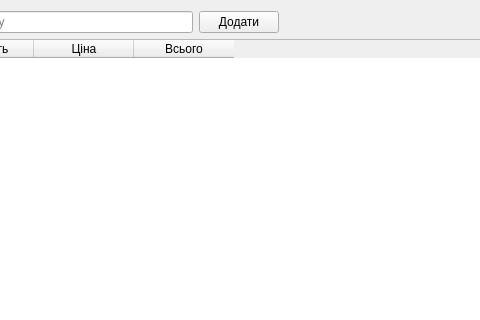
Above: sellform.ui from shaman1313/plutos before the change; both pictures show x 178 to 658 and y 0 to 320 of the 855 by 526 pixel window. Below: the same form after it.
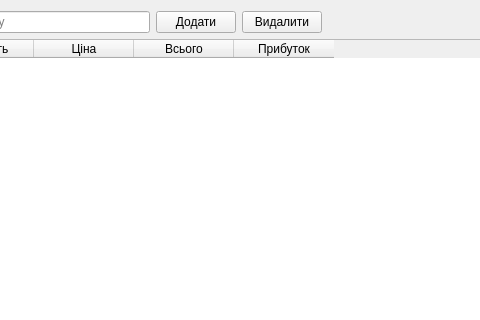
That is the form after the change. Icons and pictures are not drawn.

The edit to the form file:
```diff
--- a/sellform.ui
+++ b/sellform.ui
@@ -52,6 +52,13 @@
          </property>
         </widget>
        </item>
+       <item>
+        <widget class="QPushButton" name="pushButton__sellForm_delete">
+         <property name="text">
+          <string>Видалити</string>
+         </property>
+        </widget>
+       </item>
        <item>
         <spacer name="horizontalSpacer">
          <property name="orientation">
@@ -100,6 +107,11 @@
            <string>Всього</string>
           </property>
          </column>
+         <column>
+          <property name="text">
+           <string>Прибуток</string>
+          </property>
+         </column>
         </widget>
        </item>
       </layout>
```
